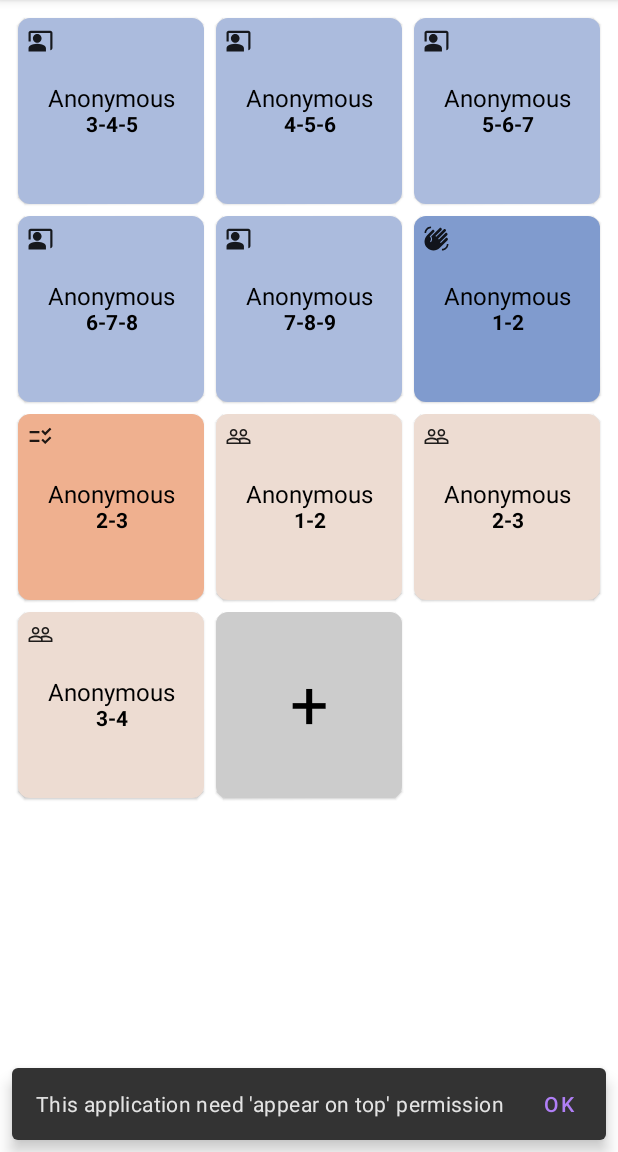
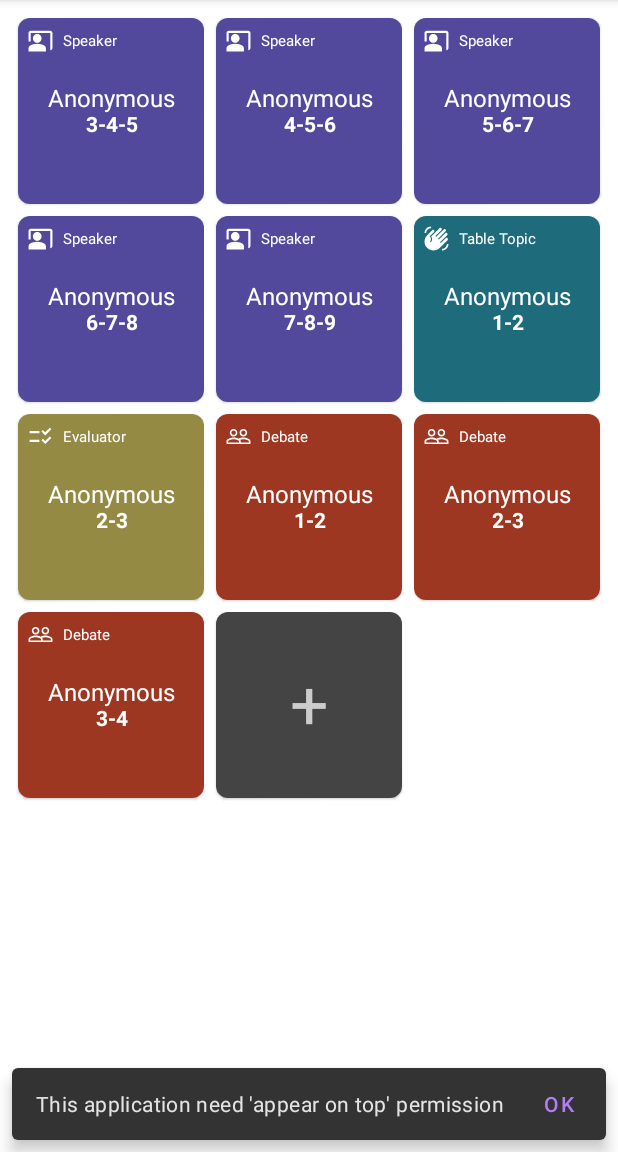
Before and after one commit to Seonyoungkyu/toastmaster, an Android app built with Jetpack Compose: the screen it shows after launch (MainActivity), on a phone screen of 412 x 824 dp, the part 84-1236 px from its top. Run offline under Robolectric (Android 15) with nearby library versions, the phone set to English and light mode, and no system bars; our stand-ins replace Dagger/Hilt's generated code, Room's generated code, navigation-ui.

Commit message:
1. gui enhancement 2. delete time report 3. fix timeText error 4. fix time report string when presenting remaining time.

```diff
--- a/app/src/main/java/com/ykseon/toastmaster/common/SharedState.kt
+++ b/app/src/main/java/com/ykseon/toastmaster/common/SharedState.kt
@@ -7,8 +7,5 @@ import javax.inject.Singleton
 
 @Singleton
 class SharedState @Inject constructor() {
-
-    val testMode = MutableStateFlow(false)
     val timeRecords = MutableStateFlow<List<TimeRecord>>(mutableListOf())
-    val sortOption = MutableStateFlow<SortOption>(SortOption.ROLE)
 }
--- a/app/src/main/java/com/ykseon/toastmaster/model/TimeRecord.kt
+++ b/app/src/main/java/com/ykseon/toastmaster/model/TimeRecord.kt
@@ -1,3 +1,3 @@
 package com.ykseon.toastmaster.model
 
-data class TimeRecord (val role: String, val name: String, val time: String, val qualified: Boolean)
+data class TimeRecord (val role: String, val cutoffs: String, val name: String, val time: String, val qualified: Boolean)
--- a/app/src/main/java/com/ykseon/toastmaster/ui/preference/PreferencesActivity.kt
+++ b/app/src/main/java/com/ykseon/toastmaster/ui/preference/PreferencesActivity.kt
@@ -176,9 +176,9 @@ fun SwitchPreference(
 ) {
     // Define the switch colors based on the switch state
     val switchColors = SwitchDefaults.colors(
-        checkedThumbColor = if(isSystemInDarkTheme()) PastelBlue3 else Color.Blue,
-        checkedTrackColor = if(isSystemInDarkTheme()) Color.LightGray else Color.DarkGray,
-        uncheckedThumbColor = if(isSystemInDarkTheme()) Color.White else Color.Black,
+        checkedThumbColor = Color.White,
+        checkedTrackColor = if (isSystemInDarkTheme()) PastelBlue3 else PastelDarkBlue3,
+        uncheckedThumbColor = Color.White,
         uncheckedTrackColor = if(isSystemInDarkTheme()) Color.LightGray else Color.DarkGray
     )
 
--- a/app/src/main/java/com/ykseon/toastmaster/ui/theme/Color.kt
+++ b/app/src/main/java/com/ykseon/toastmaster/ui/theme/Color.kt
@@ -5,7 +5,7 @@ import androidx.compose.ui.graphics.Color
 val Purple200 = Color(0xFFBB86FC)
 val PastelBlue1 = Color(0xFF809BCE)
 val PastelBlue2 = Color(0xFFABBBDD)
-val PastelBlue3 = Color(0xFFB1C3EE)
+val PastelBlue3 = Color(0xFF9193EE)
 val PastelBlue4 = Color(0xFFABC4FF)
 val PastelYellow1 = Color(0xFFEFB08F)
 val PastelYellow2 = Color(0xFFEEDD83)
@@ -18,23 +18,33 @@ val PastelDarkBlue1 = Color(0xFF1D6B7B)
 val PastelDarkBlue2 = Color(0xFF52499C)
 val PastelDarkBlue3 = Color(0xFF6565D0)
 val PastelDarkBlue4 = Color(0xFF6754A0)
-val PastelDarkYellow1 = Color(0xFFC47A53)
+val PastelDarkYellow1 = Color(0xFF948A43)
 val PastelDarkYellow2 = Color(0xFFAA9843)
 val PastelDarkYellow3 = Color(0xFF988624)
 val PastelDarkYellow4 = Color(0xFF675623)
 val PastelDarkPink1 = Color(0xFFA83476)
-val PastelDarkPink2 = Color(0x8FED4731)
+val PastelDarkPink2 = Color(0xFF9D3721)
 
 
+//val lightColors = arrayOf(
+//    PastelBlue1,
+//    PastelBlue2,
+//    PastelYellow1,
+//    PastelYellow2,
+//    PastelYellow3,
+//    PastelPink1,
+//    PastelPink2
+//)
 val lightColors = arrayOf(
-    PastelBlue1,
-    PastelBlue2,
-    PastelYellow1,
-    PastelYellow2,
-    PastelYellow3,
-    PastelPink1,
-    PastelPink2
+    PastelDarkBlue1,
+    PastelDarkBlue2,
+    PastelDarkYellow1,
+    PastelDarkYellow2,
+    PastelDarkYellow3,
+    PastelDarkPink1,
+    PastelDarkPink2
 )
+
 
 val darkColors = arrayOf(
     PastelDarkBlue1,
--- a/app/src/main/java/com/ykseon/toastmaster/ui/theme/Theme.kt
+++ b/app/src/main/java/com/ykseon/toastmaster/ui/theme/Theme.kt
@@ -12,14 +12,15 @@ private val DarkColorPalette = darkColors(
     onPrimary = Color.White,
     surface = Color.DarkGray,
     onSurface = Color.LightGray,
+    background = Color.Black,
 )
 
 private val LightColorPalette = lightColors(
     primary = Color(0xFF6200EE),
     onPrimary = Color.White,
     surface = Color.LightGray,
-    onSurface = Color.Black
-
+    onSurface = Color.Black,
+    background = Color.White
 )
 
 @Composable
--- a/app/src/main/java/com/ykseon/toastmaster/ui/timer/TimerFragment.kt
+++ b/app/src/main/java/com/ykseon/toastmaster/ui/timer/TimerFragment.kt
@@ -7,12 +7,14 @@ import android.view.LayoutInflater
 import android.view.View
 import android.view.ViewGroup
 import androidx.annotation.RequiresApi
+import androidx.compose.foundation.background
 import androidx.compose.foundation.gestures.detectTapGestures
 import androidx.compose.foundation.isSystemInDarkTheme
 import androidx.compose.foundation.layout.Arrangement
 import androidx.compose.foundation.layout.Box
 import androidx.compose.foundation.layout.Column
 import androidx.compose.foundation.layout.PaddingValues
+import androidx.compose.foundation.layout.Row
 import androidx.compose.foundation.layout.aspectRatio
 import androidx.compose.foundation.layout.fillMaxSize
 import androidx.compose.foundation.layout.fillMaxWidth
@@ -40,6 +42,7 @@ import androidx.compose.runtime.setValue
 import androidx.compose.ui.Alignment
 import androidx.compose.ui.Modifier
 import androidx.compose.ui.geometry.Offset
+import androidx.compose.ui.graphics.Color
 import androidx.compose.ui.input.pointer.pointerInput
 import androidx.compose.ui.layout.onGloballyPositioned
 import androidx.compose.ui.layout.positionInWindow
@@ -127,6 +130,7 @@ fun TimerGridView(viewModel: TimerFragmentViewModel) {
         columns = GridCells.Adaptive(100.dp),
         modifier = Modifier.fillMaxWidth(),
         contentPadding = PaddingValues(8.dp)
+
     ) {
         items(timerItems.value) { recordItem ->
             Log.i(TAG,"TimerList - addView ($recordItem.id)")
@@ -159,7 +163,7 @@ fun TimerCreationCard(viewModel: TimerFragmentViewModel) {
             style = TextStyle(
                 fontWeight = FontWeight.Normal,
                 fontSize = 45.sp,
-                color = MaterialTheme.colors.onSurface
+                color = Color.LightGray // MaterialTheme.colors.onSurface
             ),
         )
     }
@@ -229,11 +233,23 @@ fun TimerCard(viewModel: TimerFragmentViewModel, recordItem: TimerRecordItem) {
         Box(
             modifier = Modifier.wrapContentSize(align = Alignment.TopStart)
         ) {
-            Icon(
-                modifier = Modifier.requiredSize(30.dp),
-                painter = painterResource(id = viewModel.getIconId(recordItem)),
-                contentDescription = "speaker icon",
-            )
+            Row (verticalAlignment = Alignment.CenterVertically) {
+                Icon(
+                    modifier = Modifier.requiredSize(30.dp),
+                    painter = painterResource(id = viewModel.getIconId(recordItem)),
+                    contentDescription = "speaker icon",
+                    tint = Color.White
+                )
+                Text(
+                    text = record.item.role,
+                    style = TextStyle(
+                        fontWeight = FontWeight.Normal,
+                        fontSize = 10.sp,
+                        color = Color.White // MaterialTheme.colors.onSurface
+                    ),
+                    overflow = TextOverflow.Ellipsis
+                )
+            }
         }
 
         Column(
@@ -248,7 +264,7 @@ fun TimerCard(viewModel: TimerFragmentViewModel, recordItem: TimerRecordItem) {
                 style = TextStyle(
                     fontWeight = FontWeight.Normal,
                     fontSize = MaterialTheme.typography.body1.fontSize,
-                    color = MaterialTheme.colors.onSurface
+                    color = Color.White // MaterialTheme.colors.onSurface
                 ),
                 overflow = TextOverflow.Ellipsis
             )
@@ -258,7 +274,7 @@ fun TimerCard(viewModel: TimerFragmentViewModel, recordItem: TimerRecordItem) {
                 style = TextStyle(
                     fontWeight = FontWeight.Bold,
                     fontSize = MaterialTheme.typography.body2.fontSize,
-                    color = MaterialTheme.colors.onSurface
+                    color = Color.White // MaterialTheme.colors.onSurface
                 )
             )
         }
--- a/app/src/main/java/com/ykseon/toastmaster/ui/timer/TimerFragmentViewModel.kt
+++ b/app/src/main/java/com/ykseon/toastmaster/ui/timer/TimerFragmentViewModel.kt
@@ -199,11 +199,16 @@ class TimerFragmentViewModel @Inject constructor(
     }
     fun getBgColor(role: String, darkMode: Boolean, shuffle: Int = 0): Color {
         return if (!darkMode) when(role) {
-            SPEAKER_ROLE -> PastelBlue2
-            DEBATE_ROLE -> PastelPink2
-            EVALUATOR_ROLE -> PastelYellow1
-            TABLE_TOPIC_ROLE -> PastelBlue1
-            CREATION_SYSTEM_ROLE -> Color.LightGray
+//            SPEAKER_ROLE -> PastelBlue2
+//            DEBATE_ROLE -> PastelPink2
+//            EVALUATOR_ROLE -> PastelYellow1
+//            TABLE_TOPIC_ROLE -> PastelBlue1
+//            CREATION_SYSTEM_ROLE -> Color.LightGray
+            SPEAKER_ROLE -> PastelDarkBlue2
+            DEBATE_ROLE -> PastelDarkPink2
+            EVALUATOR_ROLE -> PastelDarkYellow1
+            TABLE_TOPIC_ROLE -> PastelDarkBlue1
+            CREATION_SYSTEM_ROLE -> Color.DarkGray
             else -> lightColors[ shuffle % lightColors.size]
         } else when(role) {
             SPEAKER_ROLE -> PastelDarkBlue2
--- a/app/src/main/res/drawable/rounded_token.xml
+++ b/app/src/main/res/drawable/rounded_token.xml
@@ -1,5 +1,5 @@
 <shape xmlns:android="http://schemas.android.com/apk/res/android"
     android:shape="rectangle">
     <corners android:radius="4dp" />
-    <solid android:color="@color/translucent_gray" />
+    <solid android:color="@color/gray" />
 </shape>
--- a/app/src/main/res/layout/name_input.xml
+++ b/app/src/main/res/layout/name_input.xml
@@ -11,7 +11,7 @@
         android:layout_width="257dp"
         android:layout_height="53dp"
         android:layout_marginTop="20dp"
-        android:hint="Write speaker name"
+        android:hint="Write speaker\'s name"
         app:layout_constraintBottom_toBottomOf="parent"
         app:layout_constraintEnd_toEndOf="parent"
         app:layout_constraintStart_toStartOf="parent"
--- a/app/src/main/res/values/strings.xml
+++ b/app/src/main/res/values/strings.xml
@@ -38,5 +38,5 @@
     <string name="green_card_show_option_show_early_judge_early">
         Show green card earlier than the original tim by the buffer time.
     </string>
-
+    <string name="remaining_notification">This is remaining time.\nTouch to view elapsed time</string>
 </resources>
```
Also changed, not shown: app/src/main/java/com/ykseon/toastmaster/common/ViewUtils.kt (added, +23 -0 lines), app/src/main/java/com/ykseon/toastmaster/ui/nameinput/NameInputDialog.kt (+30 -9 lines), app/src/main/java/com/ykseon/toastmaster/ui/report/ReportActivity.kt (+72 -10 lines), app/src/main/java/com/ykseon/toastmaster/ui/report/ReportViewModel.kt (+22 -0 lines), app/src/main/java/com/ykseon/toastmaster/ui/timer/TimerActivity.kt (+10 -1 lines), app/src/main/java/com/ykseon/toastmaster/ui/timer/TimerViewModel.kt (+30 -23 lines), app/src/main/res/layout/timer_activity_main.xml (+24 -6 lines).
